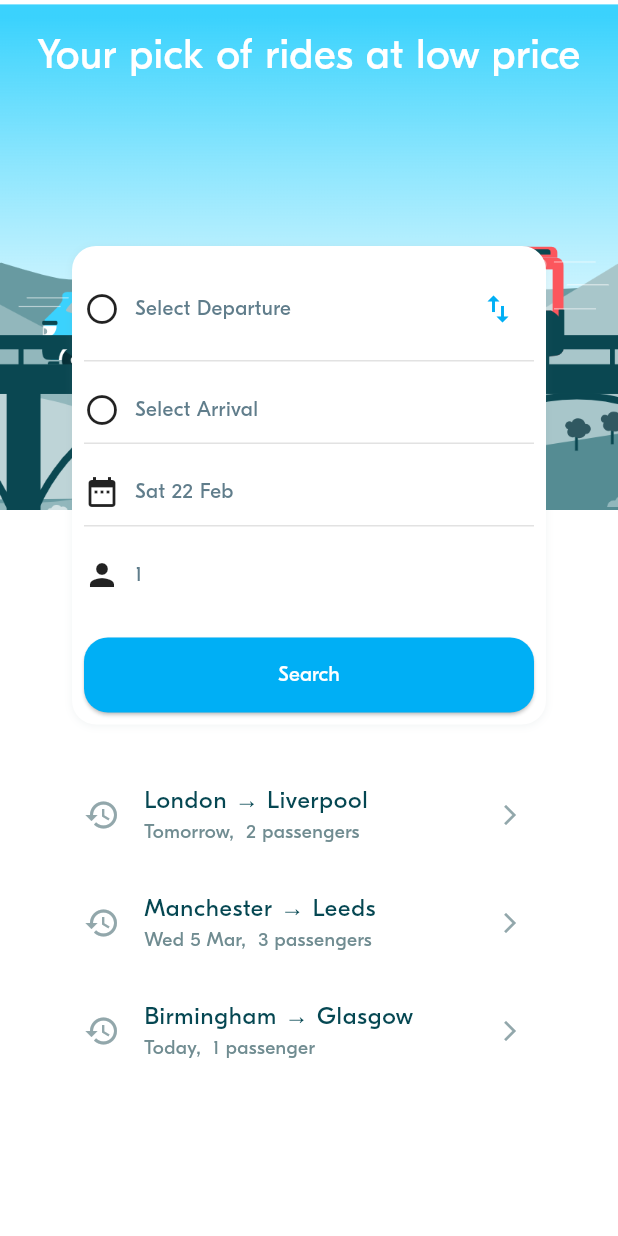
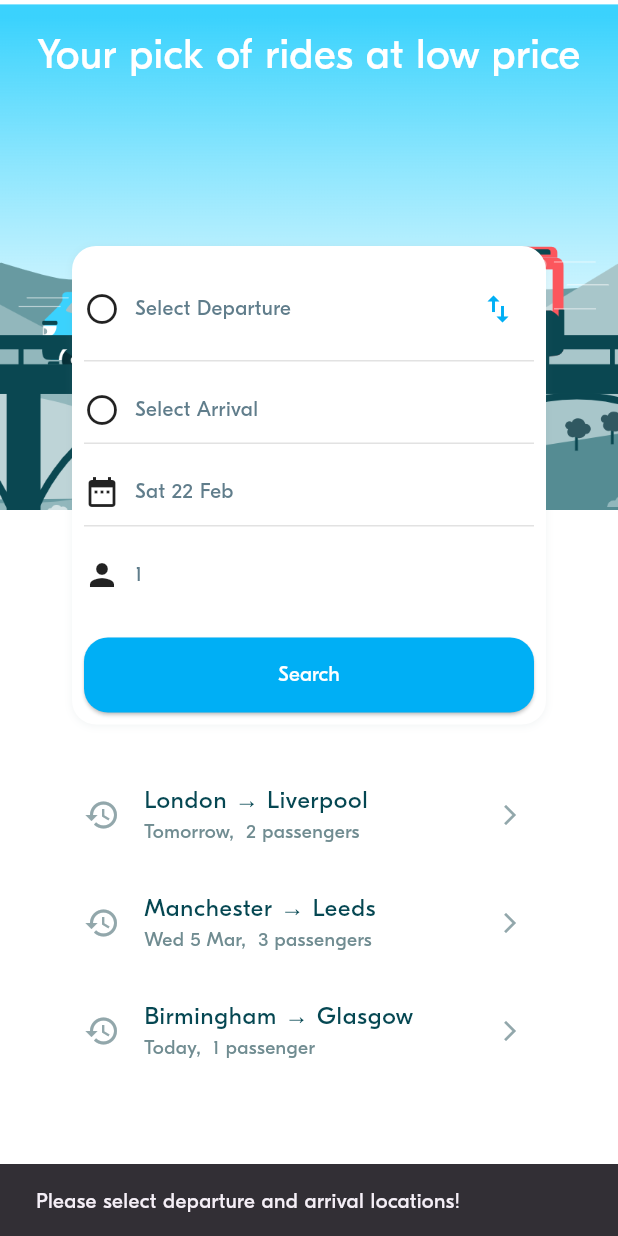
Before and after one commit to kakkannika/Advance-Mobile-Development-, a Flutter app: the screen it shows after launch, after a tap on "Search", on a phone screen of 412 x 824 dp. Run offline on Flutter 3.47's test engine with Material 3 defaults, Android fonts, the phone set to English and light mode, and no system bars; project files that could hold a hidden picture were left out.

Commit message:
BLA-007 – Implement a (first draft of) Rides Screen

```diff
--- a/lib/screens/ride_pref/widgets/ride_pref_form.dart
+++ b/lib/screens/ride_pref/widgets/ride_pref_form.dart
@@ -1,5 +1,6 @@
 import 'package:flutter/material.dart';
 import 'package:week_3_blabla_project/screens/ride_pref/widgets/location_picker.dart';
+import 'package:week_3_blabla_project/screens/ride_pref/widgets/results_search_screnn.dart';
 import 'package:week_3_blabla_project/theme/theme.dart';
 import '../../../model/ride/locations.dart';
 import '../../../model/ride_pref/ride_pref.dart';
@@ -35,7 +36,7 @@ class _RidePrefFormState extends State<RidePrefForm> {
     }
   }
 
-  // Open the SearchScreen to select a location (either departure or arrival)
+  // Open the LocationPickerScreen to select a location (either departure or arrival)
   void _openSearchScreen(String type) async {
     Location? selectedLocation = await Navigator.push(
       context,
@@ -66,6 +67,29 @@ class _RidePrefFormState extends State<RidePrefForm> {
       departure = arrival;
       arrival = temp;
     });
+  }
+
+  // Go to the RideScreen with the selected preferences
+  void _goToRideScreen() {
+    if (departure != null && arrival != null) {
+      // If departure and arrival are selected, go to the RideScreen with the selected data
+      Navigator.push(
+        context,
+        MaterialPageRoute(
+          builder: (context) => RideScreen(
+            departure: departure!,
+            arrival: arrival!,
+            departureDate: departureDate,
+            requestedSeats: requestedSeats,
+          ),
+        ),
+      );
+    } else {
+      // Handle the case when departure or arrival is not selected
+      ScaffoldMessenger.of(context).showSnackBar(
+        SnackBar(content: Text('Please select departure and arrival locations!')),
+      );
+    }
   }
 
   @override
@@ -237,9 +261,7 @@ class _RidePrefFormState extends State<RidePrefForm> {
 
           // Search Button
           ElevatedButton(
-            onPressed: () {
-              // Implement search functionality here
-            },
+            onPressed: _goToRideScreen, // Implement search functionality here
             style: ElevatedButton.styleFrom(
               backgroundColor: BlaColors.primary,
               padding: EdgeInsets.symmetric(vertical: 15),
```
Also changed, not shown: lib/screens/ride_pref/widgets/results_search_screnn.dart (added, +106 -0 lines).
